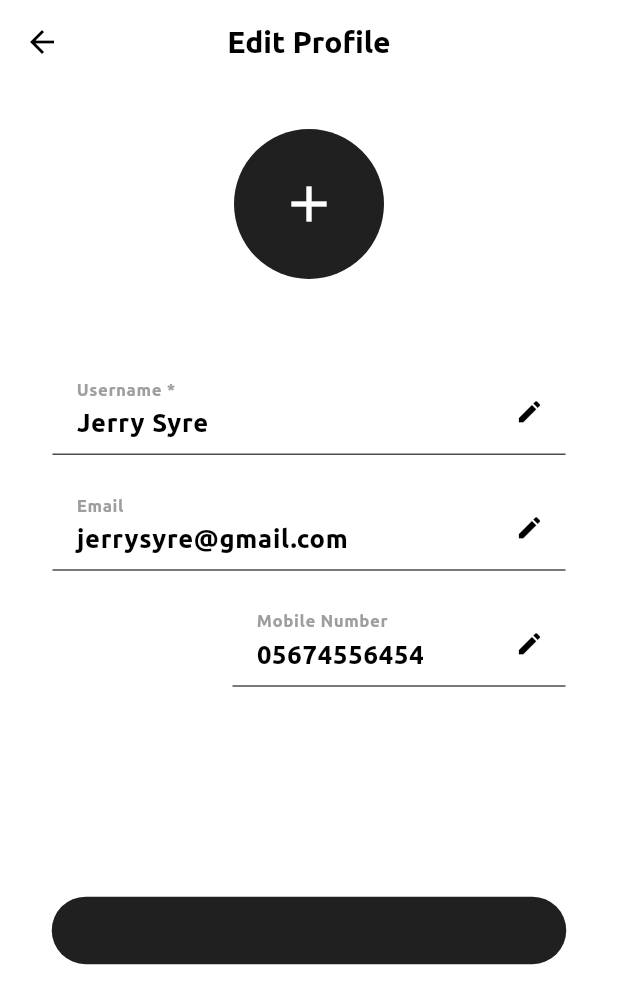
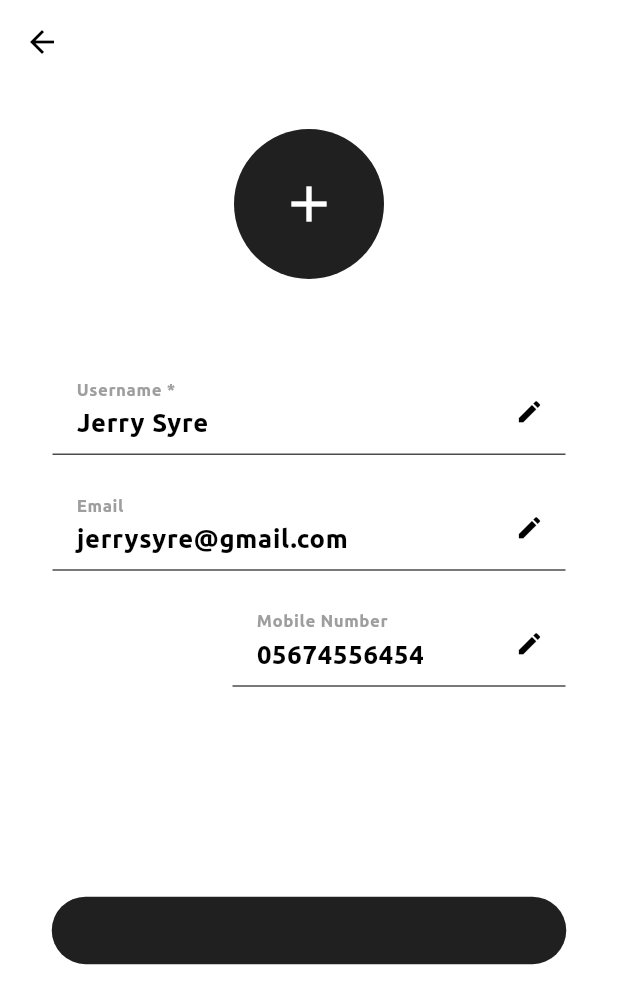
Before and after one commit to top2429/Finance-App, a Flutter app: the EditProfileScreen screen opened directly, on a phone screen of 412 x 824 dp. Shown: the top 1004 px of the screen. Run offline on Flutter 3.47's test engine with Material 3 defaults, Android fonts, the phone set to English and light mode, and no system bars; our stand-ins replace buttons_tabbar, cloud_firestore, firebase_auth, firebase_core, fl_chart, flutter_otp_text_field and 3 more; missing offline and left inert: flutterwave_standard, pin_plus_keyboard; accounts and stored records are empty; project files that could hold a hidden picture were left out.

Commit message:
fix: Some features is updated.

```diff
--- a/lib/features/profile/presentation/editProfileScreen.dart
+++ b/lib/features/profile/presentation/editProfileScreen.dart
@@ -26,10 +26,6 @@ class _EditProfileScreenState extends State<EditProfileScreen> {
     return Scaffold(
         appBar: AppBar(
           centerTitle: true,
-          title: const Text(
-            "Edit Profile",
-            style: TextStyle(fontSize: 20),
-          ),
           elevation: 0,
           backgroundColor: Colors.white,
           leading: IconButton(
```
